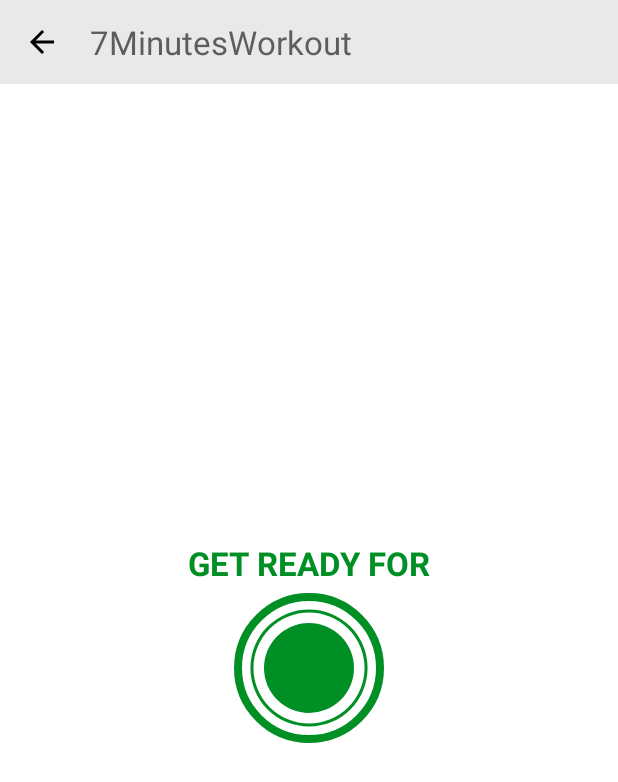
After one commit to Amirabbas-Ghorbani/7_Minutes_Workout, an Android app: the ExerciseActivity screen opened directly, with no data from a screen before it, on a phone screen of 412 x 824 dp. The commit adds this screen. Shown: the top 782 px of the screen. Run offline under Robolectric (Android 15) with nearby library versions, the phone set to English and light mode, and no system bars.

Commit message:
second commit

```diff
--- a/app/src/main/AndroidManifest.xml
+++ b/app/src/main/AndroidManifest.xml
@@ -13,6 +13,9 @@
         android:theme="@style/Theme.7MinutesWorkout"
         tools:targetApi="31">
         <activity
+            android:name=".ExerciseActivity"
+            android:exported="false" />
+        <activity
             android:name=".MainActivity"
             android:exported="true"
             android:screenOrientation="portrait">
--- /dev/null
+++ b/app/src/main/java/ghorbani/amir/a7minutesworkout/ExerciseActivity.kt
@@ -0,0 +1,26 @@
+package ghorbani.amir.a7minutesworkout
+
+import androidx.appcompat.app.AppCompatActivity
+import android.os.Bundle
+import ghorbani.amir.a7minutesworkout.databinding.ActivityExerciseBinding
+
+class ExerciseActivity : AppCompatActivity() {
+
+    private var binding : ActivityExerciseBinding? = null
+
+    override fun onCreate(savedInstanceState: Bundle?) {
+        super.onCreate(savedInstanceState)
+        binding = ActivityExerciseBinding.inflate(layoutInflater)
+        setContentView(binding?.root)
+
+        setSupportActionBar(binding?.toolbarExercise)
+
+        if (supportActionBar != null){
+            supportActionBar?.setDisplayHomeAsUpEnabled(true)
+        }
+
+        binding?.toolbarExercise?.setNavigationOnClickListener {
+            onBackPressed()
+        }
+    }
+}
--- a/app/src/main/java/ghorbani/amir/a7minutesworkout/MainActivity.kt
+++ b/app/src/main/java/ghorbani/amir/a7minutesworkout/MainActivity.kt
@@ -1,5 +1,6 @@
 package ghorbani.amir.a7minutesworkout
 
+import android.content.Intent
 import androidx.appcompat.app.AppCompatActivity
 import android.os.Bundle
 import android.widget.FrameLayout
@@ -17,8 +18,8 @@ class MainActivity : AppCompatActivity() {
 
         //val flStartButton : FrameLayout = findViewById(R.id.flStart)
         binding?.flStart?.setOnClickListener {
-            Toast.makeText(this@MainActivity, "Here we will start the exercise",
-                Toast.LENGTH_LONG).show()
+            val intent = Intent(this, ExerciseActivity::class.java)
+            startActivity(intent)
         }
     }
 
--- /dev/null
+++ b/app/src/main/res/drawable/circular_progress_bar.xml
@@ -0,0 +1,14 @@
+<?xml version="1.0" encoding="utf-8"?>
+<layer-list xmlns:android="http://schemas.android.com/apk/res/android">
+    <item>
+        <shape
+            android:shape="ring"
+            android:innerRadiusRatio="2.7"
+            android:thicknessRatio="50.0"
+            android:useLevel="true"
+            >
+            <solid android:color="@color/colorAccent"/>
+        </shape>
+    </item>
+
+</layer-list>
--- /dev/null
+++ b/app/src/main/res/drawable/circular_progress_gray.xml
@@ -0,0 +1,14 @@
+<?xml version="1.0" encoding="utf-8"?>
+<layer-list xmlns:android="http://schemas.android.com/apk/res/android">
+    <item>
+        <shape
+            android:shape="ring"
+            android:innerRadiusRatio="2.7"
+            android:thicknessRatio="50.0"
+            android:useLevel="true"
+            >
+            <solid android:color="@color/lightGray"/>
+        </shape>
+    </item>
+
+</layer-list>
--- /dev/null
+++ b/app/src/main/res/drawable/item_circular_color_accent_background.xml
@@ -0,0 +1,7 @@
+<?xml version="1.0" encoding="utf-8"?>
+<shape xmlns:android="http://schemas.android.com/apk/res/android"
+    android:shape="oval">
+    <solid android:color="@color/colorAccent" />
+
+
+</shape>
--- /dev/null
+++ b/app/src/main/res/layout/activity_exercise.xml
@@ -0,0 +1,81 @@
+<?xml version="1.0" encoding="utf-8"?>
+<androidx.constraintlayout.widget.ConstraintLayout xmlns:android="http://schemas.android.com/apk/res/android"
+    xmlns:app="http://schemas.android.com/apk/res-auto"
+    xmlns:tools="http://schemas.android.com/tools"
+    android:layout_width="match_parent"
+    android:layout_height="match_parent"
+    tools:context=".ExerciseActivity"
+    android:background="@color/white">
+
+    <androidx.appcompat.widget.Toolbar
+        android:id="@+id/toolbarExercise"
+        android:layout_width="match_parent"
+        android:layout_height="?android:attr/actionBarSize"
+        android:theme="@style/ToolbarTheme"
+        android:background="#E7E7E7E7"
+        app:titleTextColor="@color/colorPrimary"
+        app:layout_constraintTop_toTopOf="parent"
+        />
+
+    <TextView
+        android:id="@+id/tvTitle"
+        android:layout_width="wrap_content"
+        android:layout_height="wrap_content"
+        android:layout_marginBottom="5dp"
+        android:text="GET READY FOR"
+        android:textSize="@dimen/default_button_text_size"
+        android:textStyle="bold"
+        android:textColor="@color/colorAccent"
+        app:layout_constraintEnd_toEndOf="parent"
+        app:layout_constraintStart_toStartOf="parent"
+        app:layout_constraintBottom_toTopOf="@id/flProgressBar"
+        />
+
+    <FrameLayout
+        android:id="@+id/flProgressBar"
+        android:layout_width="100dp"
+        android:layout_height="100dp"
+        android:background="@drawable/item_circular_color_accent_border"
+        android:layout_marginTop="10dp"
+        app:layout_constraintEnd_toEndOf="parent"
+        app:layout_constraintStart_toStartOf="parent"
+        app:layout_constraintBottom_toBottomOf="parent"
+        app:layout_constraintTop_toBottomOf="@id/toolbarExercise">
+
+        <ProgressBar
+            android:id="@+id/progressBar"
+            android:layout_width="100dp"
+            android:layout_height="100dp"
+            style="?android:attr/progressBarStyleHorizontal"
+            android:background="@drawable/circular_progress_gray"
+            android:progressDrawable="@drawable/circular_progress_bar"
+            android:indeterminate="false"
+            android:layout_gravity="center"
+            android:max="10"
+            android:progress="100"
+            android:rotation="-90"
+            />
+
+        <LinearLayout
+            android:layout_width="60dp"
+            android:layout_height="60dp"
+            android:background="@drawable/item_circular_color_accent_background"
+            android:layout_gravity="center"
+            android:gravity="center">
+
+            <TextView
+                android:id="@+id/tvTimer"
+                android:layout_width="wrap_content"
+                android:layout_height="wrap_content"
+                android:gravity="center"
+
+                />
+
+        </LinearLayout>
+
+    </FrameLayout>
+
+
+
+
+</androidx.constraintlayout.widget.ConstraintLayout>
--- a/app/src/main/res/values-night/themes.xml
+++ b/app/src/main/res/values-night/themes.xml
@@ -5,4 +5,9 @@
         <!-- <item name="colorPrimary">@color/my_dark_primary</item> -->
         <item name="android:statusBarColor">@color/lightGray</item>
     </style>
+
+    <style name="ToolbarTheme" parent="@style/ThemeOverlay.MaterialComponents.ActionBar">
+        <item name="colorControlNormal">@color/toolbar_color_control_normal</item>
+    </style>
+
 </resources>
--- a/app/src/main/res/values/colors.xml
+++ b/app/src/main/res/values/colors.xml
@@ -13,4 +13,5 @@
     <color name="colorAccent">#008F24</color>
     <color name="lightGray">#C4C4C4</color>
 
+    <color name="toolbar_color_control_normal">#000000</color>
 </resources>
--- a/app/src/main/res/values/themes.xml
+++ b/app/src/main/res/values/themes.xml
@@ -7,4 +7,8 @@
     </style>
 
     <style name="Theme.7MinutesWorkout" parent="Base.Theme.7MinutesWorkout" />
+
+    <style name="ToolbarTheme" parent="@style/ThemeOverlay.MaterialComponents.ActionBar">
+        <item name="colorControlNormal">@color/toolbar_color_control_normal</item>
+    </style>
 </resources>
```
